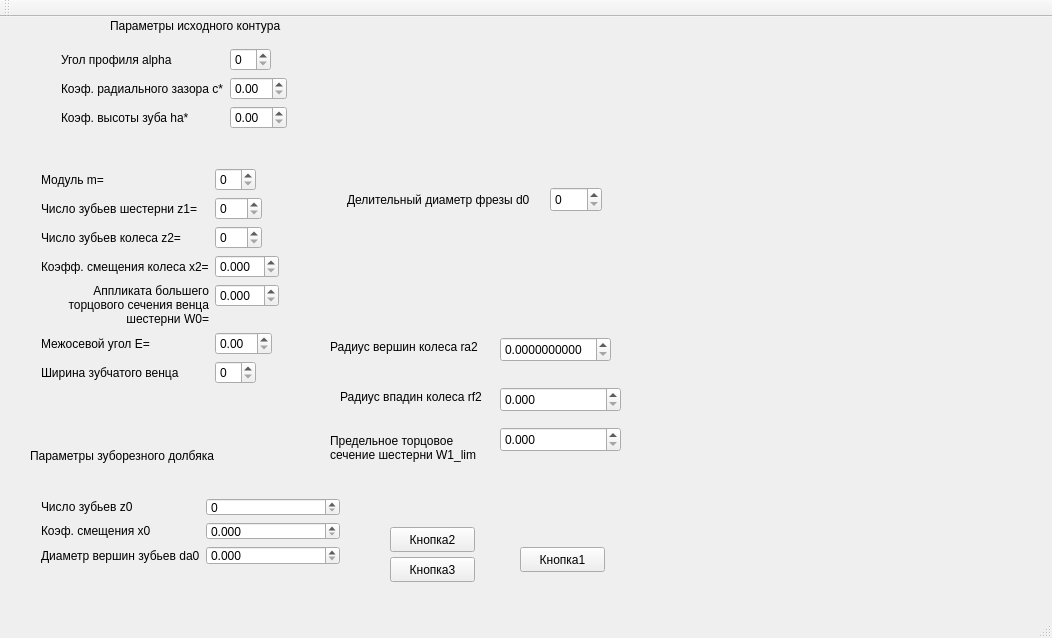
Before: the Qt Designer form mainwindow.ui in magist3r/tm_profile, drawn with Qt 5.
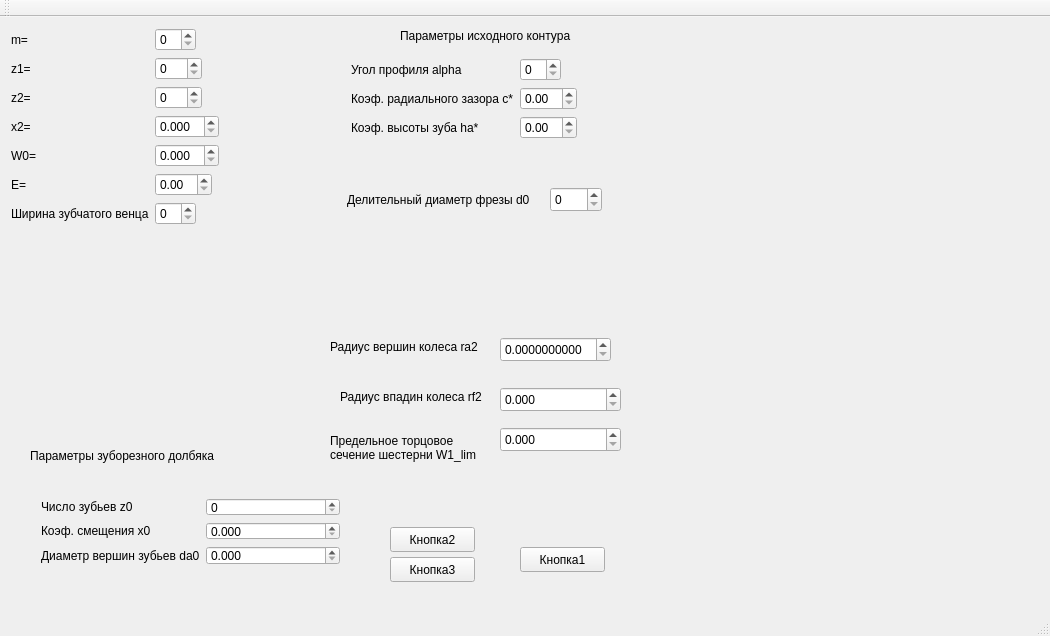
After: the same form once the commit is applied. Custom widgets are drawn as their Qt base class.

Patch:
```diff
--- a/mainwindow.ui
+++ b/mainwindow.ui
@@ -6,8 +6,8 @@
    <rect>
     <x>0</x>
     <y>0</y>
-    <width>1052</width>
-    <height>638</height>
+    <width>1050</width>
+    <height>636</height>
    </rect>
   </property>
   <property name="windowTitle">
@@ -30,8 +30,8 @@
    <widget class="QWidget" name="formLayoutWidget">
     <property name="geometry">
      <rect>
-      <x>30</x>
-      <y>140</y>
+      <x>0</x>
+      <y>0</y>
       <width>301</width>
       <height>241</height>
      </rect>
@@ -43,7 +43,7 @@
      <item row="0" column="0">
       <widget class="QLabel" name="label">
        <property name="text">
-        <string>Модуль m=</string>
+        <string>m=</string>
        </property>
       </widget>
      </item>
@@ -53,7 +53,7 @@
      <item row="1" column="0">
       <widget class="QLabel" name="label_2">
        <property name="text">
-        <string>Число зубьев шестерни z1=</string>
+        <string>z1=</string>
        </property>
       </widget>
      </item>
@@ -67,7 +67,7 @@
      <item row="2" column="0">
       <widget class="QLabel" name="label_3">
        <property name="text">
-        <string>Число зубьев колеса z2=</string>
+        <string>z2=</string>
        </property>
       </widget>
      </item>
@@ -81,7 +81,7 @@
      <item row="3" column="0">
       <widget class="QLabel" name="label_4">
        <property name="text">
-        <string>Коэфф. смещения колеса x2=</string>
+        <string>x2=</string>
        </property>
       </widget>
      </item>
@@ -95,7 +95,7 @@
      <item row="4" column="0">
       <widget class="QLabel" name="label_5">
        <property name="text">
-        <string>Аппликата большего торцового сечения венца шестерни W0=</string>
+        <string>W0=</string>
        </property>
        <property name="alignment">
         <set>Qt::AlignRight|Qt::AlignTrailing|Qt::AlignVCenter</set>
@@ -108,7 +108,7 @@
      <item row="5" column="0">
       <widget class="QLabel" name="label_6">
        <property name="text">
-        <string>Межосевой угол E=</string>
+        <string>E=</string>
        </property>
       </widget>
      </item>
@@ -137,8 +137,8 @@
    <widget class="QWidget" name="formLayoutWidget_2">
     <property name="geometry">
      <rect>
-      <x>50</x>
-      <y>20</y>
+      <x>340</x>
+      <y>30</y>
       <width>255</width>
       <height>110</height>
      </rect>
@@ -182,8 +182,8 @@
    <widget class="QLabel" name="label_9">
     <property name="geometry">
      <rect>
-      <x>110</x>
-      <y>0</y>
+      <x>400</x>
+      <y>10</y>
       <width>189</width>
       <height>17</height>
      </rect>
```
Left out of the diff: 58 changed lines with no effect on the pictures.
